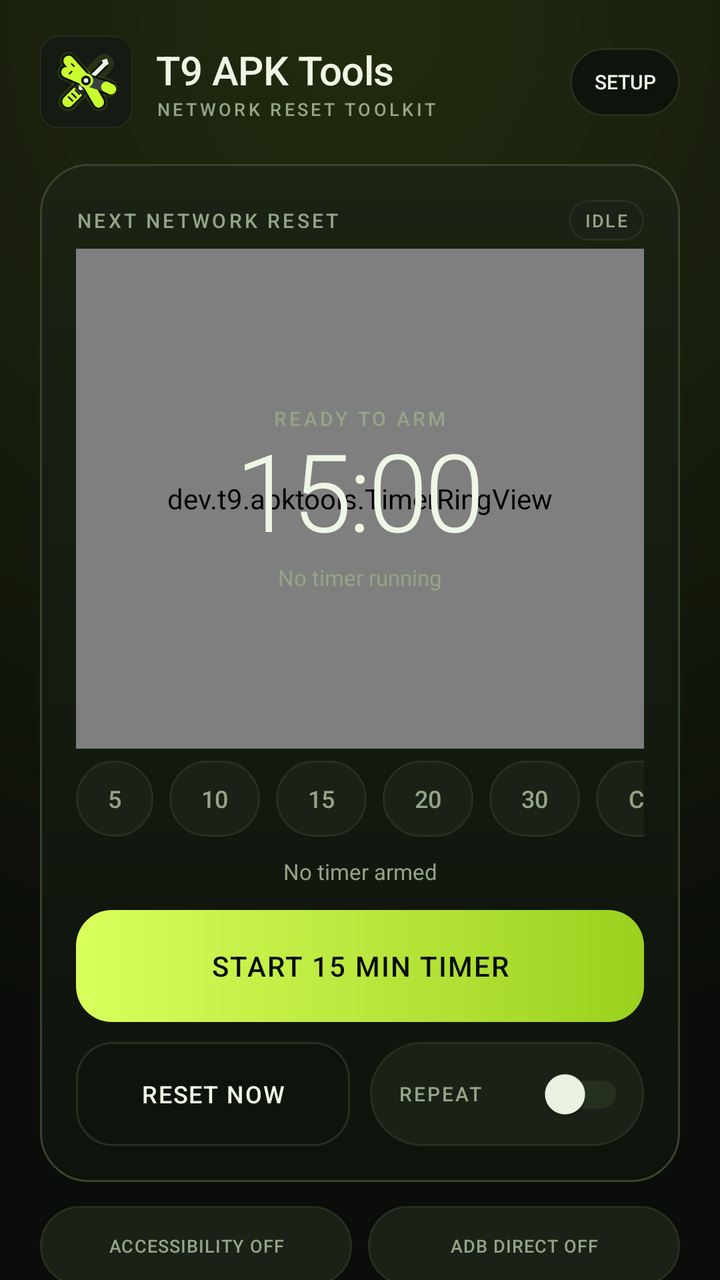
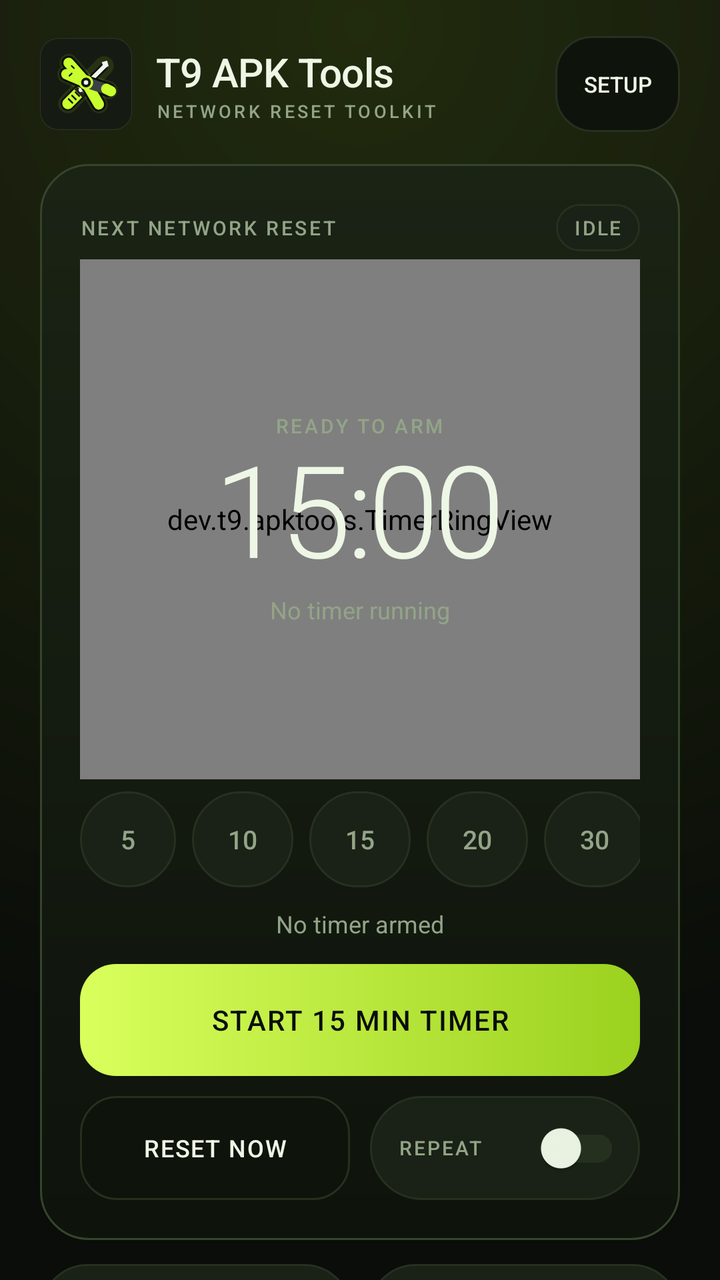

Screens rendered from an Android XML layout before and after an edit, with the pre-edit source and the edit as a unified diff.
<!-- AndroidManifest.xml: application theme Theme.T9 -->
<!-- res/layout/activity_main.xml -->
<?xml version="1.0" encoding="utf-8"?>
<androidx.core.widget.NestedScrollView xmlns:android="http://schemas.android.com/apk/res/android"
    xmlns:app="http://schemas.android.com/apk/res-auto"
    android:layout_width="match_parent"
    android:layout_height="match_parent"
    android:background="@drawable/bg_app"
    android:fillViewport="true"
    android:scrollbars="none">

    <LinearLayout
        android:layout_width="match_parent"
        android:layout_height="wrap_content"
        android:orientation="vertical"
        android:paddingStart="20dp"
        android:paddingEnd="20dp"
        android:paddingTop="18dp"
        android:paddingBottom="32dp">

        <LinearLayout
            android:layout_width="match_parent"
            android:layout_height="wrap_content"
            android:gravity="center_vertical"
            android:orientation="horizontal">

            <ImageView
                android:layout_width="46dp"
                android:layout_height="46dp"
                android:contentDescription="@string/app_name"
                android:src="@drawable/ic_logo" />

            <LinearLayout
                android:layout_width="0dp"
                android:layout_height="wrap_content"
                android:layout_marginStart="12dp"
                android:layout_weight="1"
                android:orientation="vertical">

                <TextView
                    android:layout_width="wrap_content"
                    android:layout_height="wrap_content"
                    android:fontFamily="sans-serif-medium"
                    android:letterSpacing="-0.01"
                    android:text="@string/app_name"
                    android:textColor="@color/text"
                    android:textSize="20sp" />

                <TextView
                    android:layout_width="wrap_content"
                    android:layout_height="wrap_content"
                    android:fontFamily="sans-serif-medium"
                    android:letterSpacing="0.16"
                    android:text="NETWORK RESET TOOLKIT"
                    android:textColor="@color/muted"
                    android:textSize="9sp" />
            </LinearLayout>

            <TextView
                android:id="@+id/btnSetup"
                style="@style/T9SmallGhost"
                android:layout_marginStart="8dp"
                android:text="SETUP" />
        </LinearLayout>

        <LinearLayout style="@style/T9CardHero">

            <LinearLayout
                android:layout_width="match_parent"
                android:layout_height="wrap_content"
                android:gravity="center_vertical"
                android:orientation="horizontal">

                <TextView
                    style="@style/T9Label"
                    android:layout_weight="1"
                    android:text="NEXT NETWORK RESET" />

                <TextView
                    android:id="@+id/tvStatePill"
                    style="@style/T9StatusPill"
                    android:text="IDLE" />
            </LinearLayout>

            <FrameLayout
                android:layout_width="match_parent"
                android:layout_height="250dp"
                android:layout_marginTop="4dp">

                <dev.t9.apktools.TimerRingView
                    android:id="@+id/ring"
                    android:layout_width="match_parent"
                    android:layout_height="match_parent" />

                <LinearLayout
                    android:layout_width="wrap_content"
                    android:layout_height="wrap_content"
                    android:layout_gravity="center"
                    android:gravity="center"
                    android:orientation="vertical">

                    <TextView
                        android:id="@+id/tvRingLabel"
                        style="@style/T9Label"
                        android:text="READY TO ARM" />

                    <TextView
                        android:id="@+id/tvTime"
                        android:layout_width="wrap_content"
                        android:layout_height="wrap_content"
                        android:fontFamily="sans-serif-light"
                        android:includeFontPadding="false"
                        android:letterSpacing="-0.03"
                        android:text="15:00"
                        android:textColor="@color/text"
                        android:textSize="54sp" />

                    <TextView
                        android:id="@+id/tvRingStatus"
                        android:layout_width="wrap_content"
                        android:layout_height="wrap_content"
                        android:layout_marginTop="2dp"
                        android:gravity="center"
                        android:text="No timer running"
                        android:textColor="@color/muted"
                        android:textSize="11sp" />
                </LinearLayout>
            </FrameLayout>

            <HorizontalScrollView
                android:layout_width="match_parent"
                android:layout_height="wrap_content"
                android:layout_marginTop="6dp"
                android:clipToPadding="false"
                android:scrollbars="none">

                <LinearLayout
                    android:layout_width="wrap_content"
                    android:layout_height="wrap_content"
                    android:orientation="horizontal"
                    android:paddingEnd="4dp">

                    <TextView android:id="@+id/chip5" style="@style/T9Chip" android:text="5" />
                    <TextView android:id="@+id/chip10" style="@style/T9Chip" android:text="10" />
                    <TextView android:id="@+id/chip15" style="@style/T9Chip" android:text="15" />
                    <TextView android:id="@+id/chip20" style="@style/T9Chip" android:text="20" />
                    <TextView android:id="@+id/chip30" style="@style/T9Chip" android:text="30" />
                    <TextView android:id="@+id/chipCustom" style="@style/T9Chip" android:text="CUSTOM" />
                </LinearLayout>
            </HorizontalScrollView>

            <TextView
                android:id="@+id/tvNext"
                android:layout_width="match_parent"
                android:layout_height="wrap_content"
                android:layout_marginTop="10dp"
                android:gravity="center"
                android:text="No timer armed"
                android:textColor="@color/muted"
                android:textSize="11sp" />

            <TextView
                android:id="@+id/btnPrimary"
                style="@style/T9PrimaryButton"
                android:layout_marginTop="12dp"
                android:text="START 15 MIN TIMER" />

            <LinearLayout
                android:layout_width="match_parent"
                android:layout_height="wrap_content"
                android:layout_marginTop="10dp"
                android:orientation="horizontal">

                <TextView
                    android:id="@+id/btnResetNow"
                    style="@style/T9GhostButton"
                    android:layout_width="0dp"
                    android:layout_height="52dp"
                    android:layout_weight="1"
                    android:text="RESET NOW" />

                <Space
                    android:layout_width="10dp"
                    android:layout_height="1dp" />

                <LinearLayout
                    android:layout_width="0dp"
                    android:layout_height="52dp"
                    android:layout_weight="1"
                    android:background="@drawable/bg_pill"
                    android:gravity="center_vertical"
                    android:orientation="horizontal"
                    android:paddingStart="14dp"
                    android:paddingEnd="10dp">

                    <TextView
                        android:layout_width="0dp"
                        android:layout_height="wrap_content"
                        android:layout_weight="1"
                        android:fontFamily="sans-serif-medium"
                        android:letterSpacing="0.1"
                        android:text="REPEAT"
                        android:textColor="@color/muted"
                        android:textSize="10sp" />

                    <androidx.appcompat.widget.SwitchCompat
                        android:id="@+id/switchRepeat"
                        android:layout_width="wrap_content"
                        android:layout_height="wrap_content"
                        app:showText="false" />
                </LinearLayout>
            </LinearLayout>
        </LinearLayout>

        <LinearLayout
            android:layout_width="match_parent"
            android:layout_height="wrap_content"
            android:layout_marginTop="12dp"
            android:orientation="horizontal">

            <TextView
                android:id="@+id/chipAccess"
                android:layout_width="0dp"
                android:layout_height="40dp"
                android:layout_weight="1"
                android:background="@drawable/bg_pill"
                android:ellipsize="end"
                android:fontFamily="sans-serif-medium"
                android:gravity="center"
                android:letterSpacing="0.04"
                android:singleLine="true"
                android:text="ACCESSIBILITY OFF"
                android:textColor="@color/muted"
                android:textSize="9sp" />

            <Space
                android:layout_width="8dp"
                android:layout_height="1dp" />

            <TextView
                android:id="@+id/chipDirect"
                android:layout_width="0dp"
                android:layout_height="40dp"
                android:layout_weight="1"
                android:background="@drawable/bg_pill"
                android:ellipsize="end"
                android:fontFamily="sans-serif-medium"
                android:gravity="center"
                android:letterSpacing="0.04"
                android:singleLine="true"
                android:text="ADB DIRECT OFF"
                android:textColor="@color/muted"
                android:textSize="9sp" />
        </LinearLayout>

        <LinearLayout style="@style/T9Card">

            <LinearLayout
                android:layout_width="match_parent"
                android:layout_height="wrap_content"
                android:gravity="center_vertical"
                android:orientation="horizontal">

                <TextView
                    style="@style/T9Label"
                    android:layout_weight="1"
                    android:text="PUBLIC IP" />

                <TextView
                    android:id="@+id/tvIpBadge"
                    style="@style/T9StatusPill"
                    android:text="UNKNOWN" />

                <ImageButton
                    android:id="@+id/btnRefreshIp"
                    android:layout_width="38dp"
                    android:layout_height="38dp"
                    android:layout_marginStart="8dp"
                    android:background="@drawable/bg_icon_button"
                    android:contentDescription="Refresh public IP"
                    android:padding="9dp"
                    android:src="@drawable/ic_refresh"
                    android:tint="@color/muted" />
            </LinearLayout>

            <TextView
                android:id="@+id/tvIp"
                android:layout_width="match_parent"
                android:layout_height="wrap_content"
                android:layout_marginTop="6dp"
                android:fontFamily="monospace"
                android:letterSpacing="-0.02"
                android:text="—"
                android:textColor="@color/text"
                android:textSize="28sp" />

            <TextView
                android:id="@+id/tvIpPrev"
                android:layout_width="match_parent"
                android:layout_height="wrap_content"
                android:layout_marginTop="2dp"
                android:text="No IP check yet. The phone checks only when you ask or after a reset."
                android:textColor="@color/muted"
                android:textSize="11sp" />
        </LinearLayout>

        <LinearLayout style="@style/T9Card">

            <LinearLayout
                android:layout_width="match_parent"
                android:layout_height="wrap_content"
                android:gravity="center_vertical"
                android:orientation="horizontal">

                <TextView
                    style="@style/T9Label"
                    android:layout_weight="1"
                    android:text="ACTIVITY" />

                <TextView
                    android:id="@+id/btnClearLog"
                    android:layout_width="wrap_content"
                    android:layout_height="32dp"
                    android:background="@drawable/bg_btn_ghost"
                    android:clickable="true"
                    android:focusable="true"
                    android:fontFamily="sans-serif-medium"
                    android:gravity="center"
                    android:paddingStart="12dp"
                    android:paddingEnd="12dp"
                    android:text="CLEAR"
                    android:textColor="@color/muted"
                    android:textSize="9sp" />
            </LinearLayout>

            <LinearLayout
                android:id="@+id/logContainer"
                android:layout_width="match_parent"
                android:layout_height="wrap_content"
                android:layout_marginTop="10dp"
                android:orientation="vertical" />
        </LinearLayout>

        <TextView
            android:id="@+id/tvFooter"
            android:layout_width="match_parent"
            android:layout_height="wrap_content"
            android:layout_marginTop="22dp"
            android:clickable="true"
            android:focusable="true"
            android:gravity="center"
            android:lineSpacingMultiplier="1.3"
            android:padding="8dp"
            android:text="HOW IT WORKS  ↗"
            android:textColor="@color/lime_dim"
            android:textSize="10sp" />

        <TextView
            android:layout_width="match_parent"
            android:layout_height="wrap_content"
            android:layout_marginTop="2dp"
            android:gravity="center"
            android:text="No root • No ads • No analytics"
            android:textColor="@color/muted_dim"
            android:textSize="9sp" />
    </LinearLayout>
</androidx.core.widget.NestedScrollView>
<!-- resources referenced by this layout -->
<resources>
  <style name="T9Card">
          <item name="android:layout_width">match_parent</item>
          <item name="android:layout_height">wrap_content</item>
          <item name="android:orientation">vertical</item>
          <item name="android:background">@drawable/bg_card</item>
          <item name="android:padding">18dp</item>
          <item name="android:layout_marginTop">14dp</item>
      </style>
  <style name="T9CardHero">
          <item name="android:layout_width">match_parent</item>
          <item name="android:layout_height">wrap_content</item>
          <item name="android:orientation">vertical</item>
          <item name="android:background">@drawable/bg_card_hero</item>
          <item name="android:padding">18dp</item>
          <item name="android:layout_marginTop">18dp</item>
      </style>
  <style name="T9Chip">
          <item name="android:layout_width">wrap_content</item>
          <item name="android:layout_height">38dp</item>
          <item name="android:layout_marginEnd">8dp</item>
          <item name="android:gravity">center</item>
          <item name="android:paddingStart">16dp</item>
          <item name="android:paddingEnd">16dp</item>
          <item name="android:textSize">12sp</item>
          <item name="android:textColor">@color/chip_text</item>
          <item name="android:fontFamily">sans-serif-medium</item>
          <item name="android:background">@drawable/bg_chip</item>
          <item name="android:clickable">true</item>
          <item name="android:focusable">true</item>
          <item name="android:singleLine">true</item>
      </style>
  <style name="T9Label">
          <item name="android:layout_width">wrap_content</item>
          <item name="android:layout_height">wrap_content</item>
          <item name="android:textSize">10sp</item>
          <item name="android:textColor">@color/muted</item>
          <item name="android:fontFamily">sans-serif-medium</item>
          <item name="android:letterSpacing">0.14</item>
          <item name="android:textAllCaps">true</item>
      </style>
  <style name="T9SmallGhost">
          <item name="android:layout_width">wrap_content</item>
          <item name="android:layout_height">34dp</item>
          <item name="android:gravity">center</item>
          <item name="android:background">@drawable/bg_btn_ghost</item>
          <item name="android:textColor">@color/text</item>
          <item name="android:textSize">10sp</item>
          <item name="android:fontFamily">sans-serif-medium</item>
          <item name="android:clickable">true</item>
          <item name="android:focusable">true</item>
          <item name="android:paddingStart">12dp</item>
          <item name="android:paddingEnd">12dp</item>
          <item name="android:singleLine">true</item>
      </style>
  <style name="T9StatusPill">
          <item name="android:layout_width">wrap_content</item>
          <item name="android:layout_height">wrap_content</item>
          <item name="android:paddingStart">8dp</item>
          <item name="android:paddingEnd">8dp</item>
          <item name="android:paddingTop">4dp</item>
          <item name="android:paddingBottom">4dp</item>
          <item name="android:textSize">9sp</item>
          <item name="android:fontFamily">sans-serif-medium</item>
          <item name="android:letterSpacing">0.08</item>
          <item name="android:textAllCaps">true</item>
          <item name="android:background">@drawable/bg_pill</item>
          <item name="android:textColor">@color/muted</item>
      </style>
  <!-- drawable bg_chip (drawable) -->
  <?xml version="1.0" encoding="utf-8"?>
  <selector xmlns:android="http://schemas.android.com/apk/res/android">
      <item android:state_selected="true">
          <shape android:shape="rectangle">
              <solid android:color="@color/lime" />
              <corners android:radius="100dp" />
          </shape>
      </item>
      <item>
          <shape android:shape="rectangle">
              <solid android:color="@color/surface_2" />
              <corners android:radius="100dp" />
              <stroke android:width="1dp" android:color="@color/stroke" />
          </shape>
      </item>
  </selector>
  <!-- drawable bg_btn_primary (drawable) -->
  <?xml version="1.0" encoding="utf-8"?>
  <ripple xmlns:android="http://schemas.android.com/apk/res/android" android:color="#33C8FF2E">
      <item>
          <shape android:shape="rectangle">
              <gradient
                  android:angle="0"
                  android:startColor="@color/lime_bright"
                  android:endColor="@color/lime_dim" />
              <corners android:radius="18dp" />
          </shape>
      </item>
  </ripple>
  <!-- unchanged entries left out for length: 25 -->
</resources>

<!-- the commit's change to res/layout/activity_main.xml (unified diff, before → after) -->
@@ -82,7 +82,7 @@
 
             <FrameLayout
                 android:layout_width="match_parent"
-                android:layout_height="250dp"
+                android:layout_height="260dp"
                 android:layout_marginTop="4dp">
 
                 <dev.t9.apktools.TimerRingView
@@ -107,11 +107,12 @@
                         android:layout_width="wrap_content"
                         android:layout_height="wrap_content"
                         android:fontFamily="sans-serif-light"
+                        android:fontFeatureSettings="tnum"
                         android:includeFontPadding="false"
-                        android:letterSpacing="-0.03"
+                        android:letterSpacing="-0.04"
                         android:text="15:00"
                         android:textColor="@color/text"
-                        android:textSize="54sp" />
+                        android:textSize="64sp" />
 
                     <TextView
                         android:id="@+id/tvRingStatus"
@@ -121,7 +122,7 @@
                         android:gravity="center"
                         android:text="No timer running"
                         android:textColor="@color/muted"
-                        android:textSize="11sp" />
+                        android:textSize="12sp" />
                 </LinearLayout>
             </FrameLayout>
 
@@ -153,9 +154,10 @@
                 android:layout_height="wrap_content"
                 android:layout_marginTop="10dp"
                 android:gravity="center"
+                android:lineSpacingMultiplier="1.3"
                 android:text="No timer armed"
                 android:textColor="@color/muted"
-                android:textSize="11sp" />
+                android:textSize="12sp" />
 
             <TextView
                 android:id="@+id/btnPrimary"
@@ -219,7 +221,7 @@
             <TextView
                 android:id="@+id/chipAccess"
                 android:layout_width="0dp"
-                android:layout_height="40dp"
+                android:layout_height="48dp"
                 android:layout_weight="1"
                 android:background="@drawable/bg_pill"
                 android:ellipsize="end"
@@ -229,7 +231,7 @@
                 android:singleLine="true"
                 android:text="ACCESSIBILITY OFF"
                 android:textColor="@color/muted"
-                android:textSize="9sp" />
+                android:textSize="10sp" />
 
             <Space
                 android:layout_width="8dp"
@@ -238,7 +240,7 @@
             <TextView
                 android:id="@+id/chipDirect"
                 android:layout_width="0dp"
-                android:layout_height="40dp"
+                android:layout_height="48dp"
                 android:layout_weight="1"
                 android:background="@drawable/bg_pill"
                 android:ellipsize="end"
@@ -248,7 +250,7 @@
                 android:singleLine="true"
                 android:text="ADB DIRECT OFF"
                 android:textColor="@color/muted"
-                android:textSize="9sp" />
+                android:textSize="10sp" />
         </LinearLayout>
 
         <LinearLayout style="@style/T9Card">
@@ -271,12 +273,12 @@
 
                 <ImageButton
                     android:id="@+id/btnRefreshIp"
-                    android:layout_width="38dp"
-                    android:layout_height="38dp"
+                    android:layout_width="48dp"
+                    android:layout_height="48dp"
                     android:layout_marginStart="8dp"
                     android:background="@drawable/bg_icon_button"
                     android:contentDescription="Refresh public IP"
-                    android:padding="9dp"
+                    android:padding="13dp"
                     android:src="@drawable/ic_refresh"
                     android:tint="@color/muted" />
             </LinearLayout>
@@ -287,19 +289,21 @@
                 android:layout_height="wrap_content"
                 android:layout_marginTop="6dp"
                 android:fontFamily="monospace"
+                android:fontFeatureSettings="tnum"
                 android:letterSpacing="-0.02"
                 android:text="—"
                 android:textColor="@color/text"
-                android:textSize="28sp" />
+                android:textSize="30sp" />
 
             <TextView
                 android:id="@+id/tvIpPrev"
                 android:layout_width="match_parent"
                 android:layout_height="wrap_content"
                 android:layout_marginTop="2dp"
+                android:lineSpacingMultiplier="1.3"
                 android:text="No IP check yet. The phone checks only when you ask or after a reset."
                 android:textColor="@color/muted"
-                android:textSize="11sp" />
+                android:textSize="12sp" />
         </LinearLayout>
 
         <LinearLayout style="@style/T9Card">
@@ -318,17 +322,17 @@
                 <TextView
                     android:id="@+id/btnClearLog"
                     android:layout_width="wrap_content"
-                    android:layout_height="32dp"
+                    android:layout_height="48dp"
                     android:background="@drawable/bg_btn_ghost"
                     android:clickable="true"
                     android:focusable="true"
                     android:fontFamily="sans-serif-medium"
                     android:gravity="center"
-                    android:paddingStart="12dp"
-                    android:paddingEnd="12dp"
+                    android:paddingStart="16dp"
+                    android:paddingEnd="16dp"
                     android:text="CLEAR"
                     android:textColor="@color/muted"
-                    android:textSize="9sp" />
+                    android:textSize="10sp" />
             </LinearLayout>
 
             <LinearLayout
@@ -343,15 +347,16 @@
             android:id="@+id/tvFooter"
             android:layout_width="match_parent"
             android:layout_height="wrap_content"
-            android:layout_marginTop="22dp"
+            android:layout_marginTop="18dp"
             android:clickable="true"
             android:focusable="true"
             android:gravity="center"
             android:lineSpacingMultiplier="1.3"
-            android:padding="8dp"
+            android:minHeight="48dp"
+            android:padding="12dp"
             android:text="HOW IT WORKS  ↗"
             android:textColor="@color/lime_dim"
-            android:textSize="10sp" />
+            android:textSize="11sp" />
 
         <TextView
             android:layout_width="match_parent"
@@ -360,6 +365,6 @@
             android:gravity="center"
             android:text="No root • No ads • No analytics"
             android:textColor="@color/muted_dim"
-            android:textSize="9sp" />
+            android:textSize="10sp" />
     </LinearLayout>
 </androidx.core.widget.NestedScrollView>
<!-- resource entries referenced after the edit -->
@@ -6,24 +6,25 @@
           <item name="android:orientation">vertical</item>
           <item name="android:background">@drawable/bg_card</item>
           <item name="android:padding">18dp</item>
-          <item name="android:layout_marginTop">14dp</item>
+          <item name="android:layout_marginTop">16dp</item>
       </style>
   <style name="T9CardHero">
           <item name="android:layout_width">match_parent</item>
           <item name="android:layout_height">wrap_content</item>
           <item name="android:orientation">vertical</item>
           <item name="android:background">@drawable/bg_card_hero</item>
-          <item name="android:padding">18dp</item>
-          <item name="android:layout_marginTop">18dp</item>
+          <item name="android:padding">20dp</item>
+          <item name="android:layout_marginTop">16dp</item>
       </style>
   <style name="T9Chip">
           <item name="android:layout_width">wrap_content</item>
-          <item name="android:layout_height">38dp</item>
+          <item name="android:layout_height">48dp</item>
+          <item name="android:minWidth">48dp</item>
           <item name="android:layout_marginEnd">8dp</item>
           <item name="android:gravity">center</item>
-          <item name="android:paddingStart">16dp</item>
-          <item name="android:paddingEnd">16dp</item>
-          <item name="android:textSize">12sp</item>
+          <item name="android:paddingStart">18dp</item>
+          <item name="android:paddingEnd">18dp</item>
+          <item name="android:textSize">13sp</item>
           <item name="android:textColor">@color/chip_text</item>
           <item name="android:fontFamily">sans-serif-medium</item>
           <item name="android:background">@drawable/bg_chip</item>
@@ -37,31 +38,32 @@
           <item name="android:textSize">10sp</item>
           <item name="android:textColor">@color/muted</item>
           <item name="android:fontFamily">sans-serif-medium</item>
-          <item name="android:letterSpacing">0.14</item>
+          <item name="android:letterSpacing">0.12</item>
           <item name="android:textAllCaps">true</item>
       </style>
   <style name="T9SmallGhost">
           <item name="android:layout_width">wrap_content</item>
-          <item name="android:layout_height">34dp</item>
+          <item name="android:layout_height">48dp</item>
+          <item name="android:minWidth">48dp</item>
           <item name="android:gravity">center</item>
           <item name="android:background">@drawable/bg_btn_ghost</item>
           <item name="android:textColor">@color/text</item>
-          <item name="android:textSize">10sp</item>
+          <item name="android:textSize">11sp</item>
           <item name="android:fontFamily">sans-serif-medium</item>
           <item name="android:clickable">true</item>
           <item name="android:focusable">true</item>
-          <item name="android:paddingStart">12dp</item>
-          <item name="android:paddingEnd">12dp</item>
+          <item name="android:paddingStart">14dp</item>
+          <item name="android:paddingEnd">14dp</item>
           <item name="android:singleLine">true</item>
       </style>
   <style name="T9StatusPill">
           <item name="android:layout_width">wrap_content</item>
           <item name="android:layout_height">wrap_content</item>
-          <item name="android:paddingStart">8dp</item>
-          <item name="android:paddingEnd">8dp</item>
-          <item name="android:paddingTop">4dp</item>
-          <item name="android:paddingBottom">4dp</item>
-          <item name="android:textSize">9sp</item>
+          <item name="android:paddingStart">9dp</item>
+          <item name="android:paddingEnd">9dp</item>
+          <item name="android:paddingTop">5dp</item>
+          <item name="android:paddingBottom">5dp</item>
+          <item name="android:textSize">10sp</item>
           <item name="android:fontFamily">sans-serif-medium</item>
           <item name="android:letterSpacing">0.08</item>
           <item name="android:textAllCaps">true</item>
@@ -71,10 +73,24 @@
   <!-- drawable bg_chip (drawable) -->
   <?xml version="1.0" encoding="utf-8"?>
   <selector xmlns:android="http://schemas.android.com/apk/res/android">
+      <item android:state_pressed="true" android:state_selected="true">
+          <shape android:shape="rectangle">
+              <solid android:color="@color/lime_dim" />
+              <corners android:radius="100dp" />
+              <stroke android:width="1dp" android:color="@color/lime_bright" />
+          </shape>
+      </item>
       <item android:state_selected="true">
           <shape android:shape="rectangle">
               <solid android:color="@color/lime" />
               <corners android:radius="100dp" />
+          </shape>
+      </item>
+      <item android:state_pressed="true">
+          <shape android:shape="rectangle">
+              <solid android:color="@color/surface_2" />
+              <corners android:radius="100dp" />
+              <stroke android:width="1dp" android:color="@color/lime_dim" />
           </shape>
       </item>
       <item>
@@ -87,7 +103,7 @@
   </selector>
   <!-- drawable bg_btn_primary (drawable) -->
   <?xml version="1.0" encoding="utf-8"?>
-  <ripple xmlns:android="http://schemas.android.com/apk/res/android" android:color="#33C8FF2E">
+  <ripple xmlns:android="http://schemas.android.com/apk/res/android" android:color="#33000000">
       <item>
           <shape android:shape="rectangle">
               <gradient
